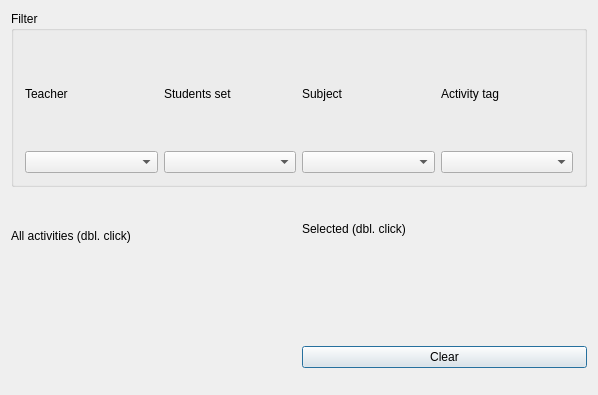
First picture: the form in src/interface/modifyconstraintactivitiessamestartinghourform_template.ui, repository janLo/FET, before the edit; both pictures show x 0 to 598 and y 0 to 395 of the 598 by 589 pixel window.
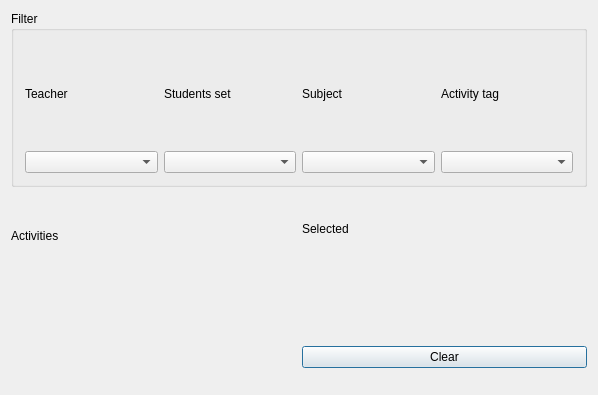
Second picture: the form after the edit. Custom widgets are drawn as their Qt base class.

What changed in the file:
```diff
--- a/src/interface/modifyconstraintactivitiessamestartinghourform_template.ui
+++ b/src/interface/modifyconstraintactivitiessamestartinghourform_template.ui
@@ -90,7 +90,7 @@
         <enum>QFrame::Plain</enum>
        </property>
        <property name="text">
-        <string>All activities (dbl. click)</string>
+        <string>Activities</string>
        </property>
        <property name="wordWrap">
         <bool>false</bool>
@@ -119,7 +119,7 @@
         <enum>QFrame::Plain</enum>
        </property>
        <property name="text">
-        <string>Selected (dbl. click)</string>
+        <string comment="It refers to a list of selected activities">Selected</string>
        </property>
        <property name="wordWrap">
         <bool>false</bool>
```
